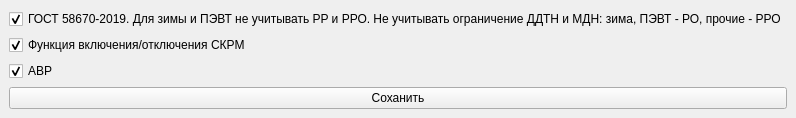
Before: the Qt Designer form qt_calc_ur_set.ui in wia86/rastr_add, drawn with Qt 5.
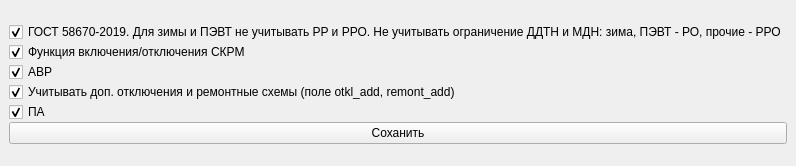
After: the same form once the commit is applied.

Commit message: calc control

```diff
--- a/qt_calc_ur_set.ui
+++ b/qt_calc_ur_set.ui
@@ -7,7 +7,7 @@
     <x>0</x>
     <y>0</y>
     <width>721</width>
-    <height>116</height>
+    <height>166</height>
    </rect>
   </property>
   <property name="windowTitle">
@@ -17,6 +17,9 @@
    <layout class="QGridLayout" name="gridLayout">
     <item row="0" column="0">
      <layout class="QVBoxLayout" name="verticalLayout">
+      <property name="spacing">
+       <number>0</number>
+      </property>
       <item>
        <widget class="QCheckBox" name="cb_gost">
         <property name="text">
@@ -47,6 +50,26 @@
         </property>
        </widget>
       </item>
+      <item>
+       <widget class="QCheckBox" name="cb_add_disabling_repair">
+        <property name="text">
+         <string>Учитывать доп. отключения и ремонтные схемы (поле otkl_add, remont_add)</string>
+        </property>
+        <property name="checked">
+         <bool>true</bool>
+        </property>
+       </widget>
+      </item>
+      <item>
+       <widget class="QCheckBox" name="cb_pa">
+        <property name="text">
+         <string>ПА</string>
+        </property>
+        <property name="checked">
+         <bool>true</bool>
+        </property>
+       </widget>
+      </item>
       <item>
        <widget class="QPushButton" name="b_save">
         <property name="text">
```
The commit also changes 12 other files.
